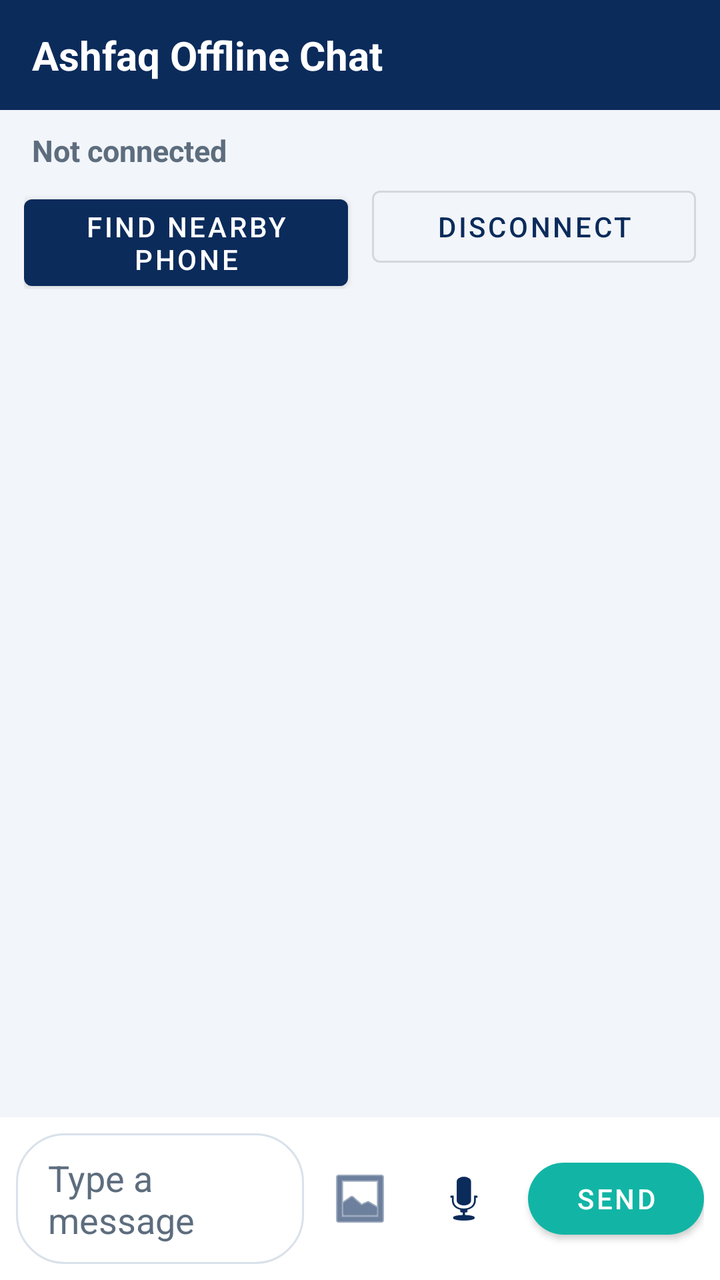
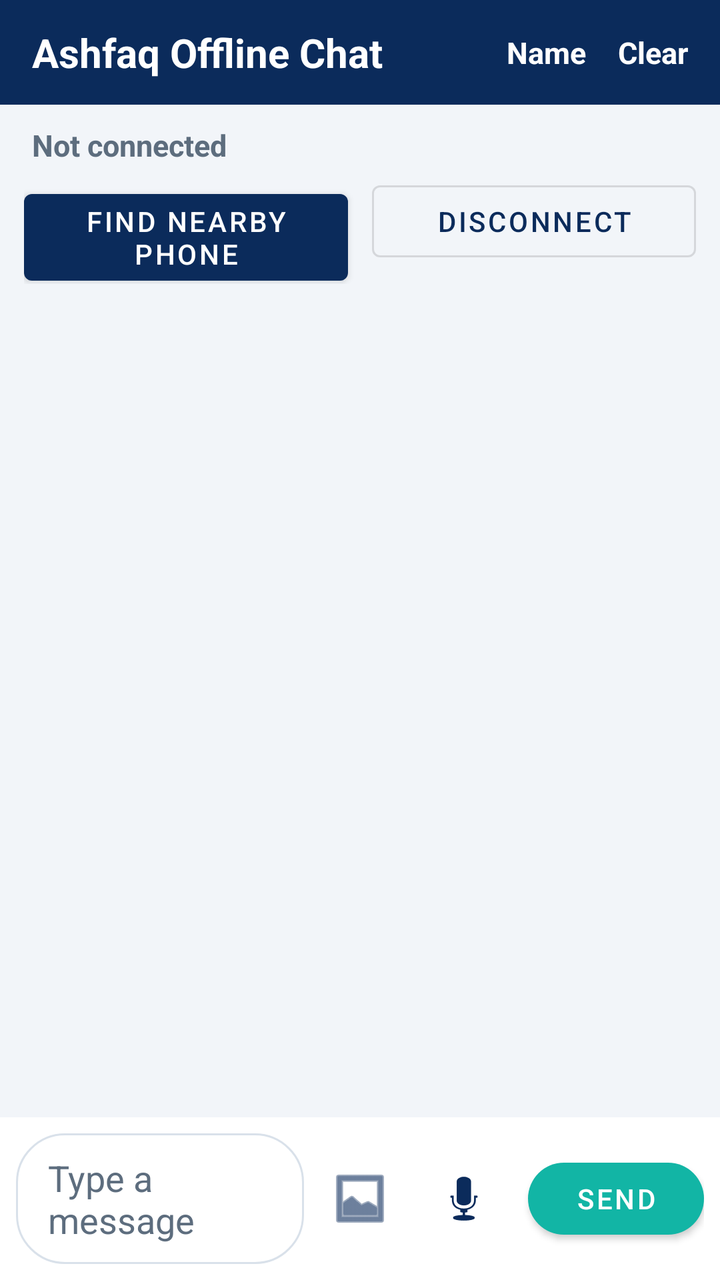

An Android layout rendered at two revisions. The XML below is the earlier revision; the diff shows what the commit changed to produce the second picture.
<!-- AndroidManifest.xml: application theme Theme.AshfaqOfflineChat -->
<!-- res/layout/activity_main.xml -->
<?xml version="1.0" encoding="utf-8"?>
<LinearLayout xmlns:android="http://schemas.android.com/apk/res/android"
    xmlns:app="http://schemas.android.com/apk/res-auto"
    android:layout_width="match_parent"
    android:layout_height="match_parent"
    android:background="@color/screen_background"
    android:orientation="vertical">

    <TextView
        android:layout_width="match_parent"
        android:layout_height="wrap_content"
        android:background="@color/primary"
        android:paddingStart="16dp"
        android:paddingTop="14dp"
        android:paddingEnd="16dp"
        android:paddingBottom="14dp"
        android:text="@string/app_name"
        android:textColor="@color/on_primary"
        android:textSize="20sp"
        android:textStyle="bold" />

    <TextView
        android:id="@+id/statusText"
        android:layout_width="match_parent"
        android:layout_height="wrap_content"
        android:paddingStart="16dp"
        android:paddingTop="10dp"
        android:paddingEnd="16dp"
        android:paddingBottom="4dp"
        android:text="@string/status_not_connected"
        android:textColor="@color/status_idle"
        android:textSize="15sp"
        android:textStyle="bold" />

    <LinearLayout
        android:layout_width="match_parent"
        android:layout_height="wrap_content"
        android:orientation="horizontal"
        android:paddingStart="12dp"
        android:paddingEnd="12dp">

        <com.google.android.material.button.MaterialButton
            android:id="@+id/buttonFind"
            android:layout_width="0dp"
            android:layout_height="wrap_content"
            android:layout_marginEnd="6dp"
            android:layout_weight="1"
            android:text="@string/find_nearby" />

        <com.google.android.material.button.MaterialButton
            android:id="@+id/buttonDisconnect"
            style="@style/Widget.MaterialComponents.Button.OutlinedButton"
            android:layout_width="0dp"
            android:layout_height="wrap_content"
            android:layout_marginStart="6dp"
            android:layout_weight="1"
            android:text="@string/disconnect" />
    </LinearLayout>

    <androidx.recyclerview.widget.RecyclerView
        android:id="@+id/recyclerMessages"
        android:layout_width="match_parent"
        android:layout_height="0dp"
        android:layout_weight="1"
        android:clipToPadding="false"
        android:paddingStart="8dp"
        android:paddingTop="8dp"
        android:paddingEnd="8dp"
        android:paddingBottom="8dp" />

    <LinearLayout
        android:layout_width="match_parent"
        android:layout_height="wrap_content"
        android:background="@color/input_bar_background"
        android:gravity="center_vertical"
        android:orientation="horizontal"
        android:padding="8dp">

        <EditText
            android:id="@+id/editMessage"
            android:layout_width="0dp"
            android:layout_height="wrap_content"
            android:layout_weight="1"
            android:background="@drawable/bg_input_field"
            android:hint="@string/message_hint"
            android:importantForAutofill="no"
            android:inputType="textCapSentences|textMultiLine"
            android:maxLines="4"
            android:minHeight="48dp"
            android:paddingStart="16dp"
            android:paddingTop="10dp"
            android:paddingEnd="16dp"
            android:paddingBottom="10dp"
            android:textColor="@color/text_primary"
            android:textColorHint="@color/text_secondary" />

        <ImageButton
            android:id="@+id/buttonPhoto"
            android:layout_width="48dp"
            android:layout_height="48dp"
            android:layout_marginStart="4dp"
            android:background="@android:color/transparent"
            android:contentDescription="@string/pick_photo"
            android:src="@android:drawable/ic_menu_gallery"
            android:tint="@color/primary" />

        <ImageButton
            android:id="@+id/buttonMic"
            android:layout_width="48dp"
            android:layout_height="48dp"
            android:layout_marginStart="4dp"
            android:background="@android:color/transparent"
            android:contentDescription="@string/record_voice"
            android:src="@android:drawable/ic_btn_speak_now"
            android:tint="@color/primary" />

        <com.google.android.material.button.MaterialButton
            android:id="@+id/buttonSend"
            android:layout_width="wrap_content"
            android:layout_height="wrap_content"
            android:layout_marginStart="8dp"
            android:text="@string/send"
            app:backgroundTint="@color/accent"
            app:cornerRadius="24dp" />
    </LinearLayout>

</LinearLayout>
<!-- resources referenced by this layout -->
<resources>
  <color name="accent">#12B5A5</color>
  <color name="input_bar_background">#FFFFFF</color>
  <color name="on_primary">#FFFFFF</color>
  <color name="primary">#0B2B5B</color>
  <color name="screen_background">#F2F5F9</color>
  <color name="status_idle">#5D6D7E</color>
  <color name="text_primary">#1C2733</color>
  <color name="text_secondary">#5D6D7E</color>
  <!-- drawable bg_input_field (drawable) -->
  <?xml version="1.0" encoding="utf-8"?>
  <shape xmlns:android="http://schemas.android.com/apk/res/android"
      android:shape="rectangle">
      <solid android:color="@color/input_bar_background" />
      <stroke
          android:width="1dp"
          android:color="@color/input_stroke" />
      <corners android:radius="24dp" />
  </shape>
  <string name="app_name">Ashfaq Offline Chat</string>
  <string name="disconnect">Disconnect</string>
  <string name="find_nearby">Find Nearby Phone</string>
  <string name="message_hint">Type a message</string>
  <string name="pick_photo">Send a photo</string>
  <string name="record_voice">Record a voice message</string>
  <string name="send">Send</string>
  <string name="status_not_connected">Not connected</string>
  <style name="Theme.AshfaqOfflineChat" parent="Theme.MaterialComponents.Light.NoActionBar">
          <item name="colorPrimary">@color/primary</item>
          <item name="colorPrimaryDark">@color/primary_dark</item>
          <item name="colorOnPrimary">@color/on_primary</item>
          <item name="colorAccent">@color/accent</item>
          <item name="android:statusBarColor">@color/primary_dark</item>
          <item name="android:windowBackground">@color/screen_background</item>
          <item name="android:textColorPrimary">@color/text_primary</item>
      </style>
  <color name="input_stroke">#D9E1EA</color>
  <color name="primary_dark">#071F42</color>
</resources>

<!-- the commit's change to res/layout/activity_main.xml (unified diff, before → after) -->
@@ -6,18 +6,52 @@
     android:background="@color/screen_background"
     android:orientation="vertical">
 
-    <TextView
+    <LinearLayout
         android:layout_width="match_parent"
         android:layout_height="wrap_content"
         android:background="@color/primary"
+        android:gravity="center_vertical"
+        android:orientation="horizontal"
         android:paddingStart="16dp"
-        android:paddingTop="14dp"
-        android:paddingEnd="16dp"
-        android:paddingBottom="14dp"
-        android:text="@string/app_name"
-        android:textColor="@color/on_primary"
-        android:textSize="20sp"
-        android:textStyle="bold" />
+        android:paddingTop="8dp"
+        android:paddingEnd="8dp"
+        android:paddingBottom="8dp">
+
+        <TextView
+            android:layout_width="0dp"
+            android:layout_height="wrap_content"
+            android:layout_weight="1"
+            android:text="@string/app_name"
+            android:textColor="@color/on_primary"
+            android:textSize="20sp"
+            android:textStyle="bold" />
+
+        <TextView
+            android:id="@+id/buttonName"
+            android:layout_width="wrap_content"
+            android:layout_height="wrap_content"
+            android:background="?attr/selectableItemBackgroundBorderless"
+            android:clickable="true"
+            android:focusable="true"
+            android:padding="8dp"
+            android:text="@string/your_name"
+            android:textColor="@color/on_primary"
+            android:textSize="15sp"
+            android:textStyle="bold" />
+
+        <TextView
+            android:id="@+id/buttonClearChat"
+            android:layout_width="wrap_content"
+            android:layout_height="wrap_content"
+            android:background="?attr/selectableItemBackgroundBorderless"
+            android:clickable="true"
+            android:focusable="true"
+            android:padding="8dp"
+            android:text="@string/clear_chat"
+            android:textColor="@color/on_primary"
+            android:textSize="15sp"
+            android:textStyle="bold" />
+    </LinearLayout>
 
     <TextView
         android:id="@+id/statusText"
<!-- resource entries referenced after the edit -->
@@ -19,6 +19,7 @@
       <corners android:radius="24dp" />
   </shape>
   <string name="app_name">Ashfaq Offline Chat</string>
+  <string name="clear_chat">Clear</string>
   <string name="disconnect">Disconnect</string>
   <string name="find_nearby">Find Nearby Phone</string>
   <string name="message_hint">Type a message</string>
@@ -26,6 +27,7 @@
   <string name="record_voice">Record a voice message</string>
   <string name="send">Send</string>
   <string name="status_not_connected">Not connected</string>
+  <string name="your_name">Name</string>
   <style name="Theme.AshfaqOfflineChat" parent="Theme.MaterialComponents.Light.NoActionBar">
           <item name="colorPrimary">@color/primary</item>
           <item name="colorPrimaryDark">@color/primary_dark</item>
